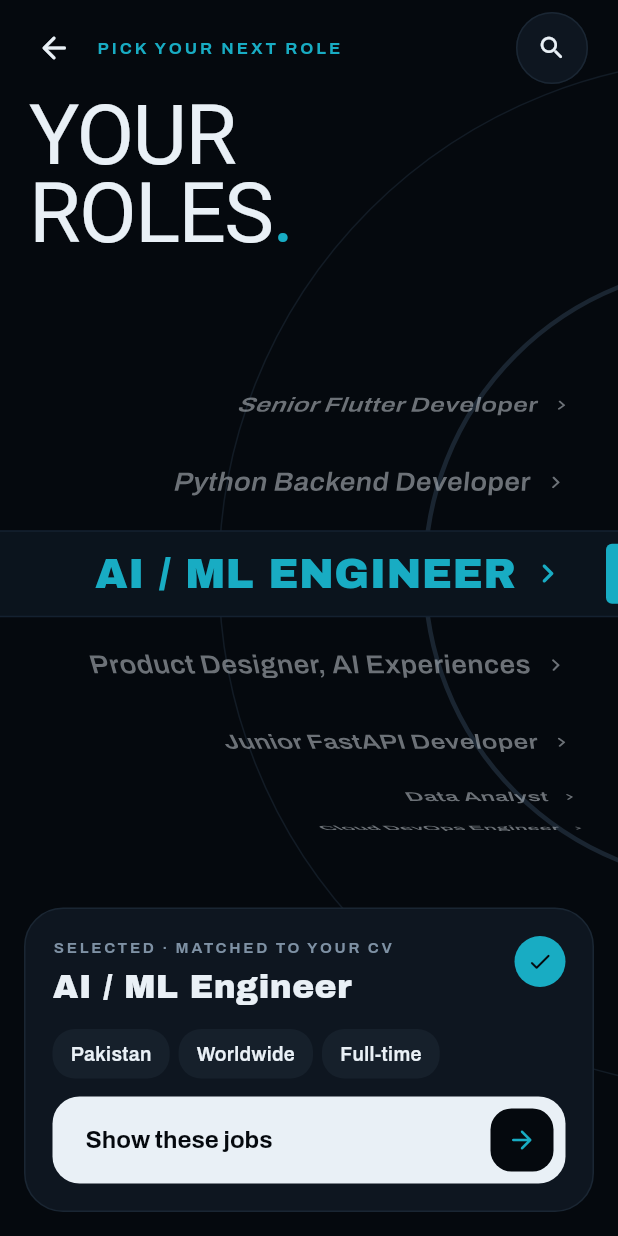
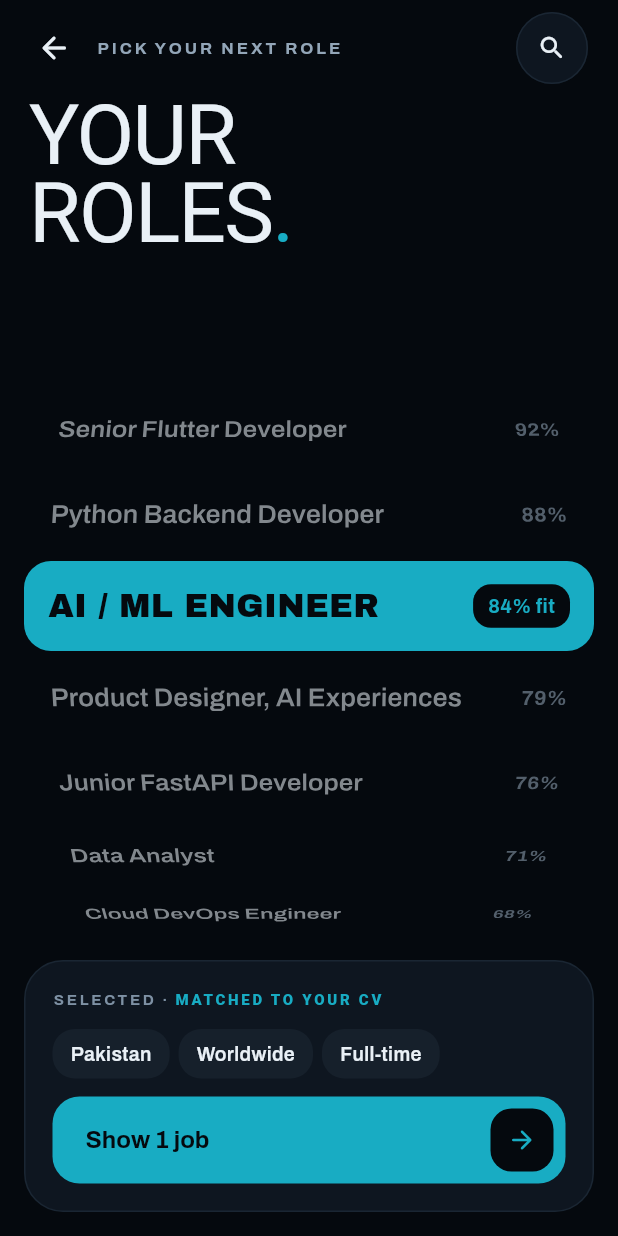
Before and after one commit to scalesharkapps-dot/SharkHire-Flutter-Web, a Flutter app: the RolesScreen screen opened by its route, after a tap on the "search" icon, after a tap on "By role", on a phone screen of 412 x 824 dp. Run offline on Flutter 3.47's test engine with Material 3 defaults, Android fonts, the phone set to English and light mode, and no system bars; our stand-ins replace cupertino_ui, file_picker, flutter_riverpod, flutter_secure_storage, go_router, material_ui; missing offline and left inert: purchases_flutter; accounts and stored records are empty.

Commit message:
Premium Your roles: solid teal selection band, CV fit per role, job count
Co-Authored-By: Claude Opus 5.5 <noreply@anthropic.com>

```diff
--- a/mobile_app/lib/features/job_search/presentation/screens/roles_screen.dart
+++ b/mobile_app/lib/features/job_search/presentation/screens/roles_screen.dart
@@ -1,5 +1,3 @@
-import 'dart:math' as math;
-
 import 'package:flutter/services.dart';
 import 'package:flutter_riverpod/flutter_riverpod.dart';
 import 'package:go_router/go_router.dart';
@@ -8,12 +6,13 @@ import 'package:material_ui/material_ui.dart';
 import '../../../../core/routing/app_routes.dart';
 import '../../../../core/theme/app_spacing.dart';
 import '../../../../core/theme/app_typography.dart';
+import '../../../../shared/models/job_summary.dart';
 import '../../../../shared/widgets/bold_kit.dart';
 import '../../../profile/presentation/providers/current_user_provider.dart';
 import '../providers/explore_providers.dart';
 
-/// "Your roles" (Bold concept): spin a curved wheel of job titles, then open
-/// Explore filtered to the chosen role.
+/// "Your roles" (Bold concept): spin a wheel of job titles, each with its
+/// best CV fit, then open Explore filtered to the chosen role.
 class RolesScreen extends ConsumerStatefulWidget {
   const RolesScreen({super.key});
 
@@ -80,6 +79,9 @@ class _RolesScreenState extends ConsumerState<RolesScreen> {
       for (final e in prefs.employmentTypes) e.label,
     ];
 
+    final stats = _stats(roles, jobs);
+    final count = stats[selected]?.count ?? 0;
+
     return AnnotatedRegion<SystemUiOverlayStyle>(
       value: SystemUiOverlayStyle.light,
       child: Scaffold(
@@ -111,12 +113,14 @@ class _RolesScreenState extends ConsumerState<RolesScreen> {
                     const Expanded(
                       child: Text(
                         'PICK YOUR NEXT ROLE',
+                        maxLines: 1,
+                        overflow: TextOverflow.ellipsis,
                         style: TextStyle(
                           fontFamily: AppFonts.label,
                           fontWeight: FontWeight.w800,
                           fontSize: 11,
                           letterSpacing: 2,
-                          color: Bold.accent,
+                          color: Bold.muted,
                         ),
                       ),
                     ),
@@ -141,45 +145,29 @@ class _RolesScreenState extends ConsumerState<RolesScreen> {
                   spans: [('Your\nroles', false), ('.', true)],
                 ),
               ),
+              const SizedBox(height: AppSpacing.sm),
               Expanded(
-                child: LayoutBuilder(
-                  builder: (context, c) => Stack(
+                child: Stack(
                   children: [
-                      Positioned.fill(
-                        child: CustomPaint(painter: _RingsPainter()),
-                      ),
-                      // Selection band and teal capsule.
+                    // Solid accent band behind the selected role.
                     Center(
                       child: Container(
-                          height: 58,
-                          decoration: const BoxDecoration(
-                            color: Color(0xFF0B141D),
-                            border: Border.symmetric(
-                              horizontal: BorderSide(color: Color(0xFF142130)),
+                        height: _itemExtent,
+                        margin: const EdgeInsets.symmetric(
+                          horizontal: AppSpacing.lg,
                         ),
-                          ),
-                        ),
-                      ),
-                      Align(
-                        alignment: Alignment.centerRight,
-                        child: Container(
-                          width: 8,
-                          height: 40,
                         decoration: const BoxDecoration(
                           color: Bold.accent,
-                            borderRadius: BorderRadius.horizontal(
-                              left: Radius.circular(4),
-                            ),
+                          borderRadius: BorderRadius.all(Radius.circular(18)),
                         ),
                       ),
                     ),
                     ListWheelScrollView.useDelegate(
                       controller: _wheel,
-                        itemExtent: 58,
-                        diameterRatio: 1.6,
-                        perspective: 0.004,
-                        offAxisFraction: -0.55,
-                        overAndUnderCenterOpacity: 0.45,
+                      itemExtent: _itemExtent,
+                      diameterRatio: 2.4,
+                      perspective: 0.003,
+                      overAndUnderCenterOpacity: 0.55,
                       physics: const FixedExtentScrollPhysics(),
                       onSelectedItemChanged: (i) {
                         HapticFeedback.selectionClick();
@@ -189,6 +177,7 @@ class _RolesScreenState extends ConsumerState<RolesScreen> {
                         childCount: roles.length,
                         builder: (context, i) => _RoleItem(
                           label: roles[i],
+                          score: stats[roles[i]]?.best,
                           active: i == _selected,
                           onTap: () {
                             if (i == _selected) {
@@ -205,7 +194,6 @@ class _RolesScreenState extends ConsumerState<RolesScreen> {
                       ),
                     ),
                   ],
-                  ),
                 ),
               ),
               Padding(
@@ -225,15 +213,18 @@ class _RolesScreenState extends ConsumerState<RolesScreen> {
                   child: Column(
                     crossAxisAlignment: CrossAxisAlignment.stretch,
                     children: [
-                      Row(
-                        crossAxisAlignment: CrossAxisAlignment.start,
+                      const Text.rich(
+                        TextSpan(
                           children: [
-                          Expanded(
-                            child: Column(
-                              crossAxisAlignment: CrossAxisAlignment.start,
-                              children: [
-                                const Text(
-                                  'SELECTED · MATCHED TO YOUR CV',
+                            TextSpan(text: 'SELECTED · '),
+                            TextSpan(
+                              text: 'MATCHED TO YOUR CV',
+                              style: TextStyle(color: Bold.accent),
+                            ),
+                          ],
+                        ),
+                        maxLines: 1,
+                        overflow: TextOverflow.ellipsis,
                         style: TextStyle(
                           fontFamily: AppFonts.label,
                           fontWeight: FontWeight.w800,
@@ -241,38 +232,6 @@ class _RolesScreenState extends ConsumerState<RolesScreen> {
                           letterSpacing: 1.8,
                           color: Bold.faint,
                         ),
-                                ),
-                                const SizedBox(height: 4),
-                                FittedBox(
-                                  fit: BoxFit.scaleDown,
-                                  alignment: Alignment.centerLeft,
-                                  child: Text(
-                                    selected,
-                                    maxLines: 1,
-                                    style: const TextStyle(
-                                      fontFamily: AppFonts.display,
-                                      fontSize: 22,
-                                      color: Bold.ink,
-                                    ),
-                                  ),
-                                ),
-                              ],
-                            ),
-                          ),
-                          Container(
-                            width: 34,
-                            height: 34,
-                            decoration: const BoxDecoration(
-                              color: Bold.accent,
-                              shape: BoxShape.circle,
-                            ),
-                            child: const Icon(
-                              Icons.check_rounded,
-                              size: 18,
-                              color: Bold.onLight,
-                            ),
-                          ),
-                        ],
                       ),
                       if (chips.isNotEmpty) ...[
                         const SizedBox(height: AppSpacing.md),
@@ -286,7 +245,10 @@ class _RolesScreenState extends ConsumerState<RolesScreen> {
                       ],
                       const SizedBox(height: AppSpacing.md),
                       BoldPrimaryButton(
-                        label: 'Show these jobs',
+                        label: count > 0
+                            ? 'Show $count ${count == 1 ? 'job' : 'jobs'}'
+                            : 'Show these jobs',
+                        accent: true,
                         trailingArrow: true,
                         onPressed: () => _open(selected),
                       ),
@@ -302,56 +264,108 @@ class _RolesScreenState extends ConsumerState<RolesScreen> {
   }
 }
 
+/// How many loaded jobs match a role, and the best CV fit among them.
+typedef _RoleStats = ({int count, int? best});
+
+const double _itemExtent = 60;
+
+Map<String, _RoleStats> _stats(List<String> roles, List<JobSummary> jobs) {
+  final out = <String, _RoleStats>{};
+  for (final role in roles) {
+    final r = role.toLowerCase();
+    var count = 0;
+    int? best;
+    for (final j in jobs) {
+      if (!j.title.toLowerCase().contains(r)) continue;
+      count++;
+      final s = j.matchScore;
+      if (s != null && (best == null || s > best)) best = s;
+    }
+    out[role] = (count: count, best: best);
+  }
+  return out;
+}
+
 class _RoleItem extends StatelessWidget {
   const _RoleItem({
     required this.label,
+    required this.score,
     required this.active,
     required this.onTap,
   });
 
   final String label;
+  final int? score;
   final bool active;
   final VoidCallback onTap;
 
   @override
   Widget build(BuildContext context) {
-    final color = active ? Bold.accent : Bold.ink;
+    final score = this.score;
+    final fit = score == null ? '' : ', $score% fit';
     return Semantics(
       button: true,
       selected: active,
-      label: label,
+      label: '$label$fit',
       excludeSemantics: true,
       child: GestureDetector(
         onTap: onTap,
         behavior: HitTestBehavior.opaque,
         child: Padding(
-          padding: const EdgeInsets.only(left: 24, right: 34),
+          padding: const EdgeInsets.symmetric(horizontal: AppSpacing.lg + 16),
           child: Row(
-            mainAxisAlignment: MainAxisAlignment.end,
             children: [
-              Flexible(
+              Expanded(
                 // The selected role shrinks to fit instead of being cut off.
                 child: FittedBox(
                   fit: BoxFit.scaleDown,
-                  alignment: Alignment.centerRight,
+                  alignment: Alignment.centerLeft,
                   child: Text(
                     active ? label.toUpperCase() : label,
                     maxLines: 1,
                     style: TextStyle(
                       fontFamily: active ? AppFonts.display : AppFonts.label,
                       fontWeight: active ? FontWeight.w400 : FontWeight.w600,
-                      fontSize: active ? 28 : 19,
-                      color: color,
+                      fontSize: active ? 22 : 18,
+                      letterSpacing: active ? 0.2 : 0,
+                      color: active ? Bold.onLight : Bold.ink,
                     ),
                   ),
                 ),
               ),
-              const SizedBox(width: 8),
-              Icon(
-                Icons.chevron_right_rounded,
-                size: active ? 26 : 18,
-                color: color,
+              if (score != null) ...[
+                const SizedBox(width: AppSpacing.sm),
+                if (active)
+                  Container(
+                    padding: const EdgeInsets.symmetric(
+                      horizontal: 10,
+                      vertical: 5,
                     ),
+                    decoration: const BoxDecoration(
+                      color: Bold.onLight,
+                      borderRadius: BorderRadius.all(Radius.circular(12)),
+                    ),
+                    child: Text(
+                      '$score% fit',
+                      style: const TextStyle(
+                        fontFamily: AppFonts.label,
+                        fontWeight: FontWeight.w800,
+                        fontSize: 13,
+                        color: Bold.accent,
+                      ),
+                    ),
+                  )
+                else
+                  Text(
+                    '$score%',
+                    style: const TextStyle(
+                      fontFamily: AppFonts.label,
+                      fontWeight: FontWeight.w700,
+                      fontSize: 14,
+                      color: Bold.muted,
+                    ),
+                  ),
+              ],
             ],
           ),
         ),
@@ -388,31 +402,3 @@ class _RoundButton extends StatelessWidget {
     ),
   );
 }
-
-/// Two arcs curving with the wheel on the right edge.
-class _RingsPainter extends CustomPainter {
-  @override
-  void paint(Canvas canvas, Size size) {
-    final center = Offset(size.width + size.height * 0.18, size.height / 2);
-    final inner = Paint()
-      ..color = const Color(0xFF1A2531)
-      ..style = PaintingStyle.stroke
-      ..strokeWidth = 3;
-    final outer = Paint()
-      ..color = const Color(0xFF121B25)
-      ..style = PaintingStyle.stroke
-      ..strokeWidth = 1;
-    canvas.drawCircle(center, size.height * 0.48, inner);
-    canvas.drawCircle(center, size.height * 0.8, outer);
-    // Small mark at the selected position.
-    final mark = Offset(center.dx - size.height * 0.48, center.dy);
-    canvas.drawCircle(
-      mark,
-      math.max(2.5, size.height * 0.008),
-      Paint()..color = Bold.accent,
-    );
-  }
-
-  @override
-  bool shouldRepaint(_RingsPainter old) => false;
-}
--- a/mobile_app/lib/shared/widgets/bold_kit.dart
+++ b/mobile_app/lib/shared/widgets/bold_kit.dart
@@ -144,22 +144,26 @@ ButtonStyle _boldStyle(Color bg, Color fg) => FilledButton.styleFrom(
   ),
 );
 
-/// Light pill button on the dark ground.
+/// Light (or accent) pill button on the dark ground.
 class BoldPrimaryButton extends StatelessWidget {
   const BoldPrimaryButton({
     super.key,
     required this.label,
     required this.onPressed,
     this.trailingArrow = false,
+    this.accent = false,
   });
 
   final String label;
   final VoidCallback? onPressed;
   final bool trailingArrow;
 
+  /// Fills the button with the accent instead of the light ink.
+  final bool accent;
+
   @override
   Widget build(BuildContext context) {
-    final style = _boldStyle(Bold.ink, Bold.onLight);
+    final style = _boldStyle(accent ? Bold.accent : Bold.ink, Bold.onLight);
     if (!trailingArrow) {
       return FilledButton(
         onPressed: onPressed,
```
Also changed, not shown: 2 other files. Lines whose indentation alone changed are shown as unchanged.
